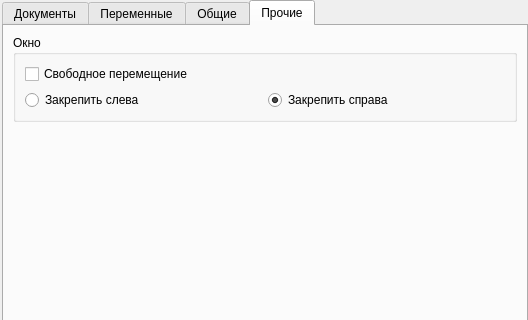
Korolev-Oleg/Tend-Manager, file interface/ui/settings.ui: the form before one commit; both pictures show x 0 to 528 and y 0 to 320 of the 528 by 651 pixel window.
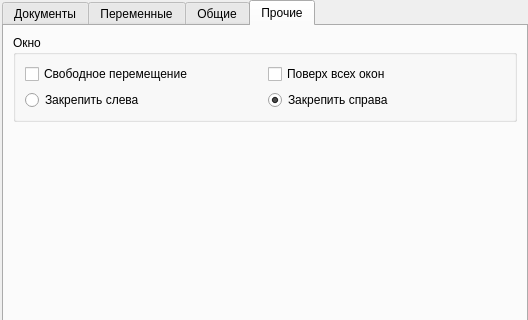
The form after the commit. Icons and pictures are not drawn.

```diff
--- a/interface/ui/settings.ui
+++ b/interface/ui/settings.ui
@@ -1001,6 +1001,13 @@
                </property>
               </widget>
              </item>
+             <item row="1" column="1">
+              <widget class="QCheckBox" name="wnd_on_top">
+               <property name="text">
+                <string>Поверх всех окон</string>
+               </property>
+              </widget>
+             </item>
             </layout>
            </item>
           </layout>
```
Left out of the diff: 6 changed lines with no effect on the pictures.
